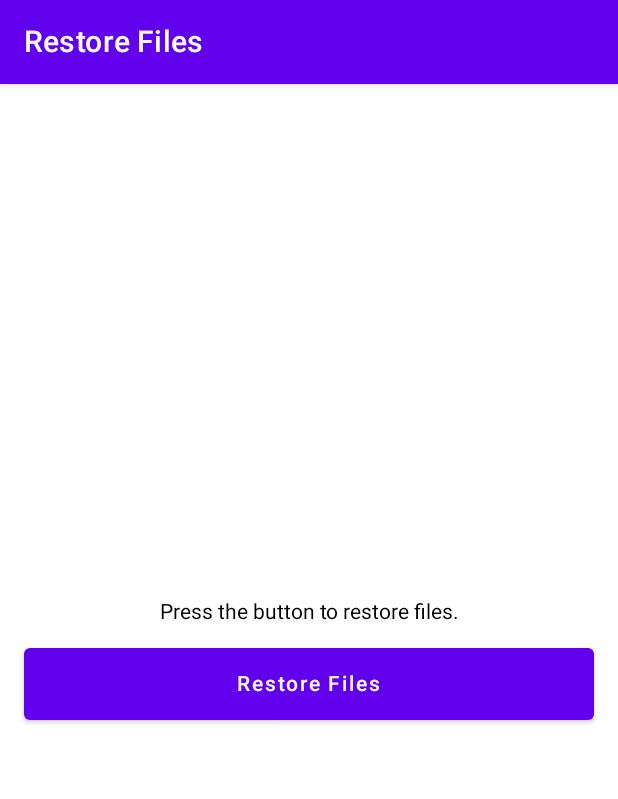
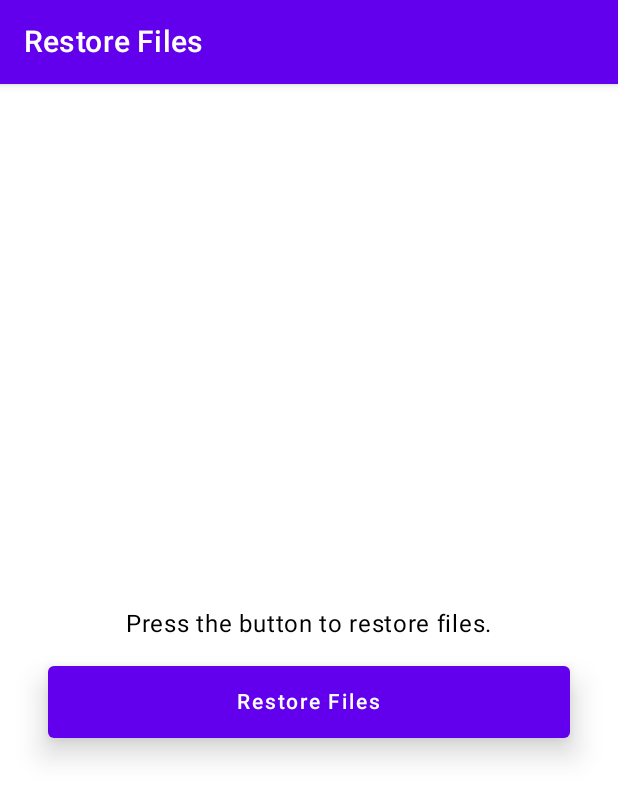
Before and after one commit to Asees-Khurana1/Data-Backup-App, an Android app built with Jetpack Compose: the screen it shows after launch (RestoreActivity), after a tap on "Go to Restore", on a phone screen of 412 x 824 dp. Shown: the top 799 px of the screen. Run offline under Robolectric (Android 15) with nearby library versions, the phone set to English and light mode, and no system bars.

Commit message:
change UI

```diff
--- a/app/src/main/java/com/asees/databackupapp/BackupActivity.kt
+++ b/app/src/main/java/com/asees/databackupapp/BackupActivity.kt
@@ -5,10 +5,12 @@ import android.os.Bundle
 import androidx.activity.ComponentActivity
 import androidx.activity.compose.setContent
 import androidx.compose.foundation.layout.*
+import androidx.compose.foundation.shape.RoundedCornerShape
 import androidx.compose.material.*
 import androidx.compose.runtime.Composable
 import androidx.compose.ui.Alignment
 import androidx.compose.ui.Modifier
+import androidx.compose.ui.graphics.Color
 import androidx.compose.ui.unit.dp
 
 class BackupActivity : ComponentActivity() {
@@ -24,7 +26,10 @@ class BackupActivity : ComponentActivity() {
     fun BackupScreen() {
         Scaffold(
             topBar = {
-                TopAppBar(title = { Text("Backup Files") })
+                TopAppBar(
+                    title = { Text("Backup Files") },
+                    backgroundColor = MaterialTheme.colors.primary
+                )
             }
         ) {
             Column(
@@ -34,16 +39,28 @@ class BackupActivity : ComponentActivity() {
                 verticalArrangement = Arrangement.Center,
                 horizontalAlignment = Alignment.CenterHorizontally
             ) {
-                Text("Press the button to start the backup process.")
+                Text(
+                    text = "Press the button to start the backup process.",
+                    style = MaterialTheme.typography.body1,
+                    color = Color.Black
+                )
                 Spacer(Modifier.height(16.dp))
                 Button(
                     onClick = {
                         // Implementation for the actual backup logic
                     },
-                    modifier = Modifier.fillMaxWidth(),
+                    modifier = Modifier
+                        .fillMaxWidth()
+                        .height(56.dp), // Adjusted button height
+                    shape = RoundedCornerShape(8.dp),
+                    colors = ButtonDefaults.buttonColors(backgroundColor = MaterialTheme.colors.primary),
                     contentPadding = PaddingValues(16.dp)
                 ) {
-                    Text("Start Backup")
+                    Text(
+                        text = "Start Backup",
+                        style = MaterialTheme.typography.button,
+                        color = Color.White
+                    )
                 }
             }
         }
--- a/app/src/main/java/com/asees/databackupapp/MainActivity.kt
+++ b/app/src/main/java/com/asees/databackupapp/MainActivity.kt
@@ -5,11 +5,14 @@ import android.content.Intent
 import android.os.Bundle
 import androidx.activity.ComponentActivity
 import androidx.activity.compose.setContent
+import androidx.compose.foundation.background
 import androidx.compose.foundation.layout.*
+import androidx.compose.foundation.shape.RoundedCornerShape
 import androidx.compose.material.*
 import androidx.compose.runtime.Composable
 import androidx.compose.ui.Alignment
 import androidx.compose.ui.Modifier
+import androidx.compose.ui.graphics.Color
 import androidx.compose.ui.unit.dp
 
 class MainActivity : ComponentActivity() {
@@ -25,13 +28,21 @@ class MainActivity : ComponentActivity() {
     fun MainScreen() {
         Scaffold(
             topBar = {
-                TopAppBar(title = { Text("Data Backup App") })
+                TopAppBar(
+                    title = {
+                        Text(
+                            text = "Data Backup App",
+                            color = Color.White
+                        )
+                    },
+                    backgroundColor = MaterialTheme.colors.primary
+                )
             }
         ) {
             Column(
                 modifier = Modifier
                     .fillMaxSize()
-                    .padding(16.dp),
+                    .background(color = Color.LightGray), // Changed background color
                 verticalArrangement = Arrangement.Center,
                 horizontalAlignment = Alignment.CenterHorizontally
             ) {
@@ -39,20 +50,35 @@ class MainActivity : ComponentActivity() {
                     onClick = {
                         startActivity(Intent(this@MainActivity, BackupActivity::class.java))
                     },
-                    modifier = Modifier.fillMaxWidth(),
+                    modifier = Modifier
+                        .fillMaxWidth()
+                        .padding(vertical = 16.dp, horizontal = 32.dp), // Adjusted padding
+                    shape = RoundedCornerShape(8.dp),
+                    colors = ButtonDefaults.buttonColors(backgroundColor = MaterialTheme.colors.primary),
+                    elevation = ButtonDefaults.elevation(12.dp), // Added elevation
                     contentPadding = PaddingValues(16.dp)
                 ) {
-                    Text("Go to Backup")
+                    Text(
+                        text = "Go to Backup",
+                        color = Color.White
+                    )
                 }
-                Spacer(Modifier.height(8.dp))
                 Button(
                     onClick = {
                         startActivity(Intent(this@MainActivity, RestoreActivity::class.java))
                     },
-                    modifier = Modifier.fillMaxWidth(),
+                    modifier = Modifier
+                        .fillMaxWidth()
+                        .padding(vertical = 16.dp, horizontal = 32.dp), // Adjusted padding
+                    shape = RoundedCornerShape(8.dp),
+                    colors = ButtonDefaults.buttonColors(backgroundColor = MaterialTheme.colors.secondary),
+                    elevation = ButtonDefaults.elevation(12.dp), // Added elevation
                     contentPadding = PaddingValues(16.dp)
                 ) {
-                    Text("Go to Restore")
+                    Text(
+                        text = "Go to Restore",
+                        color = Color.White
+                    )
                 }
             }
         }
--- a/app/src/main/java/com/asees/databackupapp/RestoreActivity.kt
+++ b/app/src/main/java/com/asees/databackupapp/RestoreActivity.kt
@@ -4,11 +4,13 @@ import android.annotation.SuppressLint
 import android.os.Bundle
 import androidx.activity.ComponentActivity
 import androidx.activity.compose.setContent
+import androidx.compose.foundation.background
 import androidx.compose.foundation.layout.*
 import androidx.compose.material.*
 import androidx.compose.runtime.Composable
 import androidx.compose.ui.Alignment
 import androidx.compose.ui.Modifier
+import androidx.compose.ui.graphics.Color
 import androidx.compose.ui.unit.dp
 
 class RestoreActivity : ComponentActivity() {
@@ -24,26 +26,46 @@ class RestoreActivity : ComponentActivity() {
     fun RestoreScreen() {
         Scaffold(
             topBar = {
-                TopAppBar(title = { Text("Restore Files") })
+                TopAppBar(
+                    title = {
+                        Text(
+                            text = "Restore Files",
+                            color = Color.White
+                        )
+                    },
+                    backgroundColor = MaterialTheme.colors.primary
+                )
             }
         ) {
             Column(
                 modifier = Modifier
                     .fillMaxSize()
-                    .padding(16.dp),
+                    .background(color = Color.White),
                 verticalArrangement = Arrangement.Center,
                 horizontalAlignment = Alignment.CenterHorizontally
             ) {
-                Text("Press the button to restore files.")
-                Spacer(Modifier.height(16.dp))
+                Text(
+                    text = "Press the button to restore files.",
+                    style = MaterialTheme.typography.body1,
+                    color = MaterialTheme.colors.onSurface,
+                    modifier = Modifier.padding(vertical = 16.dp)
+                )
                 Button(
                     onClick = {
                         // Implementation for the actual restore logic
                     },
-                    modifier = Modifier.fillMaxWidth(),
+                    modifier = Modifier
+                        .fillMaxWidth()
+                        .padding(horizontal = 32.dp),
+                    shape = MaterialTheme.shapes.medium,
+                    colors = ButtonDefaults.buttonColors(backgroundColor = MaterialTheme.colors.primary),
+                    elevation = ButtonDefaults.elevation(12.dp),
                     contentPadding = PaddingValues(16.dp)
                 ) {
-                    Text("Restore Files")
+                    Text(
+                        text = "Restore Files",
+                        color = Color.White
+                    )
                 }
             }
         }
```
